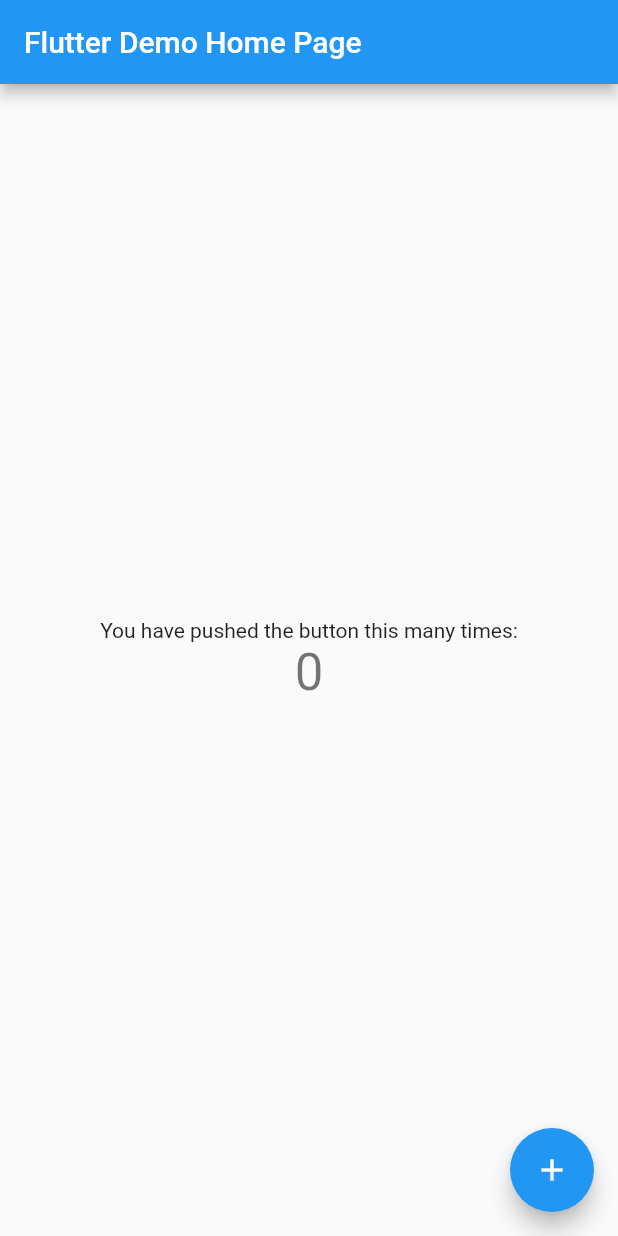
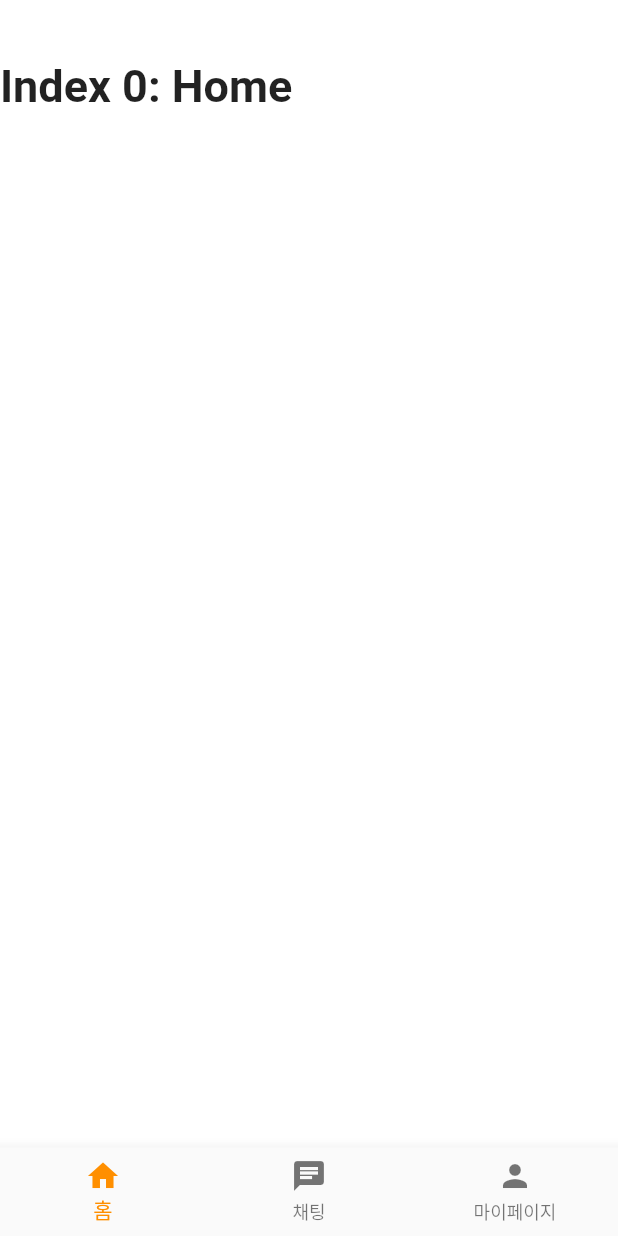
Before and after one commit to YONG-GAM-SA/Frontend, a Flutter app: the screen it shows after launch, on a phone screen of 412 x 824 dp. Run offline on Flutter 3.47's test engine with Material 2 defaults, Android fonts, the light colour scheme and no system bars.

Commit message:
[feat] mypage layout

```diff
--- a/lib/main.dart
+++ b/lib/main.dart
@@ -1,4 +1,5 @@
 import 'package:flutter/material.dart';
+import 'package:mapchatfe/screens/home_screen.dart';
 
 void main() {
   runApp(const MyApp());
@@ -11,105 +12,10 @@
   @override
   Widget build(BuildContext context) {
     return MaterialApp(
-      title: 'Flutter Demo',
       theme: ThemeData(
-        // This is the theme of your application.
-        //
-        // Try running your application with "flutter run". You'll see the
-        // application has a blue toolbar. Then, without quitting the app, try
-        // changing the primarySwatch below to Colors.green and then invoke
-        // "hot reload" (press "r" in the console where you ran "flutter run",
-        // or simply save your changes to "hot reload" in a Flutter IDE).
-        // Notice that the counter didn't reset back to zero; the application
-        // is not restarted.
-        primarySwatch: Colors.blue,
+        primarySwatch: Colors.purple,
       ),
-      home: const MyHomePage(title: 'Flutter Demo Home Page'),
+      home: HomeScreen(),
     );
   }
 }
-
-class MyHomePage extends StatefulWidget {
-  const MyHomePage({super.key, required this.title});
-
-  // This widget is the home page of your application. It is stateful, meaning
-  // that it has a State object (defined below) that contains fields that affect
-  // how it looks.
-
-  // This class is the configuration for the state. It holds the values (in this
-  // case the title) provided by the parent (in this case the App widget) and
-  // used by the build method of the State. Fields in a Widget subclass are
-  // always marked "final".
-
-  final String title;
-
-  @override
-  State<MyHomePage> createState() => _MyHomePageState();
-}
-
-class _MyHomePageState extends State<MyHomePage> {
-  int _counter = 0;
-
-  void _incrementCounter() {
-    setState(() {
-      // This call to setState tells the Flutter framework that something has
-      // changed in this State, which causes it to rerun the build method below
-      // so that the display can reflect the updated values. If we changed
-      // _counter without calling setState(), then the build method would not be
-      // called again, and so nothing would appear to happen.
-      _counter++;
-    });
-  }
-
-  @override
-  Widget build(BuildContext context) {
-    // This method is rerun every time setState is called, for instance as done
-    // by the _incrementCounter method above.
-    //
-    // The Flutter framework has been optimized to make rerunning build methods
-    // fast, so that you can just rebuild anything that needs updating rather
-    // than having to individually change instances of widgets.
-    return Scaffold(
-      appBar: AppBar(
-        // Here we take the value from the MyHomePage object that was created by
-        // the App.build method, and use it to set our appbar title.
-        title: Text(widget.title),
-      ),
-      body: Center(
-        // Center is a layout widget. It takes a single child and positions it
-        // in the middle of the parent.
-        child: Column(
-          // Column is also a layout widget. It takes a list of children and
-          // arranges them vertically. By default, it sizes itself to fit its
-          // children horizontally, and tries to be as tall as its parent.
-          //
-          // Invoke "debug painting" (press "p" in the console, choose the
-          // "Toggle Debug Paint" action from the Flutter Inspector in Android
-          // Studio, or the "Toggle Debug Paint" command in Visual Studio Code)
-          // to see the wireframe for each widget.
-          //
-          // Column has various properties to control how it sizes itself and
-          // how it positions its children. Here we use mainAxisAlignment to
-          // center the children vertically; the main axis here is the vertical
-          // axis because Columns are vertical (the cross axis would be
-          // horizontal).
-          mainAxisAlignment: MainAxisAlignment.center,
-          children: <Widget>[
-            const Text(
-              'You have pushed the button this many times:',
-            ),
-            Text(
-              '$_counter',
-              style: Theme.of(context).textTheme.headlineMedium,
-            ),
-          ],
-        ),
-      ),
-      floatingActionButton: FloatingActionButton(
-        onPressed: _incrementCounter,
-        tooltip: 'Increment',
-        child: const Icon(Icons.add),
-      ), // This trailing comma makes auto-formatting nicer for build methods.
-    );
-  }
-}
--- /dev/null
+++ b/lib/models/user_model.dart
@@ -0,0 +1,11 @@
+class UserModel {
+  final String id, email, userName, nickname, password, birthDate;
+
+  UserModel.fromJson(Map<String, dynamic> json)
+      : id = json['id'],
+        email = json['email'],
+        userName = json['userName'],
+        nickname = json['nickname'],
+        password = json['password'],
+        birthDate = json['birthDate'];
+}
--- /dev/null
+++ b/lib/screens/home_screen.dart
@@ -0,0 +1,86 @@
+import 'package:flutter/material.dart';
+import 'package:mapchatfe/screens/mypage_screen.dart';
+
+class HomeScreen extends StatefulWidget {
+  const HomeScreen({super.key});
+
+  // final Future<UserModel> user = ApiService.getUser();
+
+  @override
+  State<HomeScreen> createState() => _HomeScreenState();
+}
+
+class _HomeScreenState extends State<HomeScreen> {
+  int _selectedIndex = 0;
+  static const TextStyle optionStyle =
+      TextStyle(fontSize: 30, fontWeight: FontWeight.bold);
+  static const List<Widget> _widgetOptions = <Widget>[
+    Text(
+      'Index 0: Home',
+      style: optionStyle,
+    ),
+    Text(
+      'Index 1: Chat',
+      style: optionStyle,
+    ),
+    MyPageScreen(),
+  ];
+  void _onItemTapped(int index) {
+    setState(() {
+      _selectedIndex = index;
+    });
+  }
+
+  @override
+  Widget build(BuildContext context) {
+    return Scaffold(
+      backgroundColor: const Color(0xFFFFFFFF),
+      body: FutureBuilder(builder: (context, snapshot) {
+        if (snapshot.hasData) {
+          return Column(
+            children: [
+              const SizedBox(
+                height: 40,
+              ),
+              Expanded(
+                child: _widgetOptions.elementAt(_selectedIndex),
+              ),
+            ],
+          );
+        }
+        // return const Center(
+        //   child: CircularProgressIndicator(),
+        // );
+        return Column(
+          children: [
+            const SizedBox(
+              height: 40,
+            ),
+            Expanded(
+              child: _widgetOptions.elementAt(_selectedIndex),
+            ),
+          ],
+        );
+      }),
+      bottomNavigationBar: BottomNavigationBar(
+        items: const <BottomNavigationBarItem>[
+          BottomNavigationBarItem(
+            icon: Icon(Icons.home),
+            label: '홈',
+          ),
+          BottomNavigationBarItem(
+            icon: Icon(Icons.chat),
+            label: '채팅',
+          ),
+          BottomNavigationBarItem(
+            icon: Icon(Icons.person),
+            label: '마이페이지',
+          ),
+        ],
+        currentIndex: _selectedIndex,
+        selectedItemColor: Colors.amber[800],
+        onTap: _onItemTapped,
+      ),
+    );
+  }
+}
--- /dev/null
+++ b/lib/services/api_services.dart
@@ -0,0 +1,19 @@
+import 'dart:convert';
+
+import 'package:mapchatfe/models/user_model.dart';
+import 'package:http/http.dart' as http;
+
+class ApiService {
+  static const String baseUrl =
+      "https://webtoon-crawler.nomadcoders.workers.dev";
+  static const String today = "today";
+
+  static Future<UserModel> getUser() async {
+    final url = Uri.parse('$baseUrl/$today');
+    final response = await http.get(url);
+    if (response.statusCode == 200) {
+      return jsonDecode(response.body);
+    }
+    throw Error();
+  }
+}
```
Also changed, not shown: lib/screens/mypage_screen.dart (added, +57 -0 lines), lib/widgets/bottom_bar.dart (added, +39 -0 lines).
